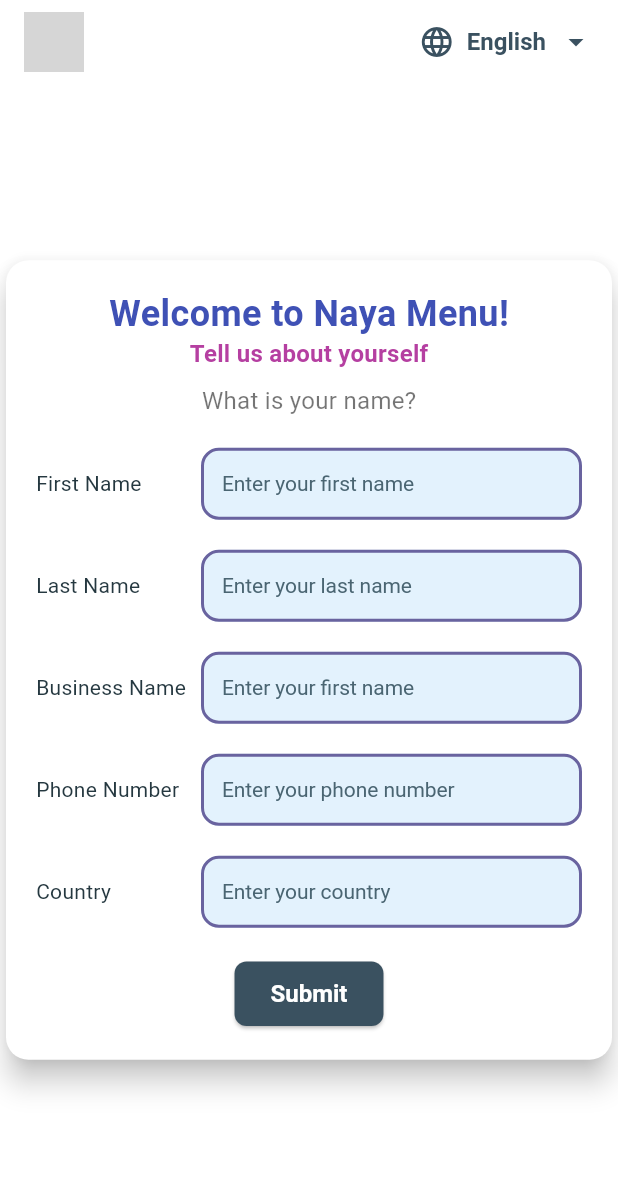
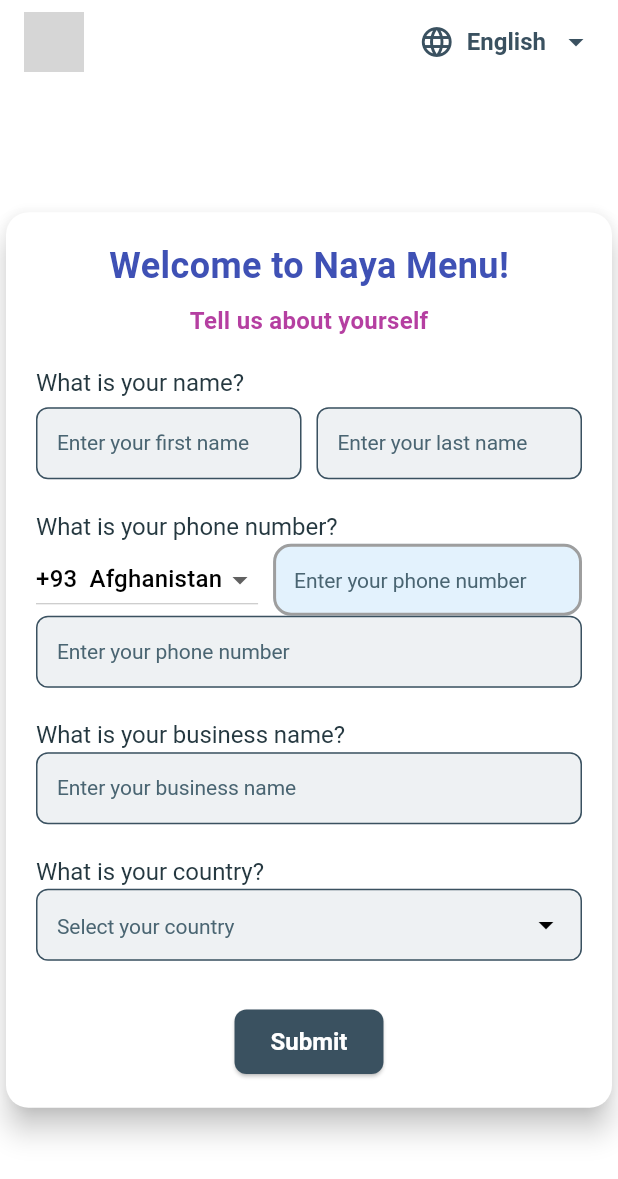
Before and after one commit to alielhasan85/naya_menu, a Flutter app: the screen it shows after launch, on a phone screen of 412 x 824 dp. Shown: the top 1179 px of the screen. Run offline on Flutter 3.47's test engine with Material 3 defaults, Android fonts, the phone set to English and light mode, and no system bars; drawn by our look-alikes of dropdown_search; our stand-ins replace cloud_firestore, firebase_auth, firebase_core, flutter_dotenv, flutter_riverpod, font_awesome_flutter and 1 more; accounts and stored records are empty; generated files the repository leaves out were written again; network calls fail; Roboto replaces fonts that are missing (WorkSans); grey boxes are pictures that could not be loaded.

Commit message:
finalizing ui of user data collectio

```diff
--- a/lib/client/screens/login/cl_signup_user_data.dart
+++ b/lib/client/screens/login/cl_signup_user_data.dart
@@ -1,11 +1,12 @@
 import 'package:flutter/material.dart';
-import 'package:naya_menu/client/widgets/account_menu.dart';
-
 import 'package:naya_menu/client/widgets/input_fields.dart';
+import 'package:naya_menu/client/widgets/phone_number.dart';
 import 'package:naya_menu/models/users.dart';
 import 'package:naya_menu/service/firebase/firestore_user.dart';
 import 'package:naya_menu/client/screens/platform/cl_main_page.dart';
 import 'package:naya_menu/theme/app_theme.dart'; // Import your AppTheme
+import 'package:dropdown_search/dropdown_search.dart';
+import 'package:naya_menu/theme/country_list.dart';
 
 class ClSignUpUserData extends StatefulWidget {
   final String userId;
@@ -94,6 +95,7 @@
         elevation: 0,
       ),
       body: Center(
+        child: SingleChildScrollView(
           child: Card(
             elevation: 8,
             shape: RoundedRectangleBorder(
@@ -103,6 +105,7 @@
               padding: const EdgeInsets.all(20),
               width: 500,
               child: Column(
+                crossAxisAlignment: CrossAxisAlignment.center,
                 mainAxisSize: MainAxisSize.min,
                 children: <Widget>[
                   Text(
@@ -112,28 +115,32 @@
                         .headlineSmall!
                         .copyWith(color: Colors.indigo),
                   ),
+                  const SizedBox(height: 10.0),
                   Text(
                     'Tell us about yourself',
-                  style: Theme.of(context)
-                      .textTheme
-                      .titleLarge!
-                      .copyWith(color: const Color.fromARGB(255, 181, 63, 161)),
-                ),
-                const SizedBox(height: 10.0),
-                const Text(
-                  'What is your name?',
-                  style: TextStyle(
-                    fontSize: 16,
-                    color: Colors.black54,
-                  ),
+                    style: Theme.of(context).textTheme.titleLarge!.copyWith(
+                        color: const Color.fromARGB(255, 181, 63, 161)),
                   ),
                   const SizedBox(height: 20.0),
                   Form(
                     key: _formKey,
                     child: Column(
+                      crossAxisAlignment: CrossAxisAlignment.start,
                       children: <Widget>[
-                      InputField(
-                        label: "First Name",
+                        Text(
+                          "What is your name?",
+                          style: Theme.of(context)
+                              .textTheme
+                              .titleSmall
+                              ?.copyWith(fontSize: 16),
+                        ),
+                        const SizedBox(height: 5.0),
+                        Row(
+                          children: [
+                            Expanded(
+                              child: InputField(
+                                labelAboveField: false,
+                                label: null, // No label inside the field
                                 hintText: "Enter your first name",
                                 controller: _firstNameController,
                                 validator: (value) {
@@ -143,9 +150,12 @@
                                   return null;
                                 },
                               ),
-                      const SizedBox(height: 20.0),
-                      InputField(
-                        label: "Last Name",
+                            ),
+                            const SizedBox(width: 10.0),
+                            Expanded(
+                              child: InputField(
+                                labelAboveField: false,
+                                label: null, // No label inside the field
                                 hintText: "Enter your last name",
                                 controller: _lastNameController,
                                 validator: (value) {
@@ -155,21 +165,29 @@
                                   return null;
                                 },
                               ),
+                            ),
+                          ],
+                        ),
                         const SizedBox(height: 20.0),
-                      InputField(
-                        label: "Business Name",
-                        hintText: "Enter your first name",
-                        controller: _businessController,
+                        Text(
+                          "What is your phone number?",
+                          style: Theme.of(context)
+                              .textTheme
+                              .titleSmall
+                              ?.copyWith(fontSize: 16),
+                        ),
+                        PhoneNumberInput(
+                          controller: _phoneController,
                           validator: (value) {
                             if (value == null || value.isEmpty) {
-                            return 'Please enter your business name';
+                              return 'Please enter your phone number';
                             }
                             return null;
                           },
                         ),
-                      const SizedBox(height: 20.0),
                         InputField(
-                        label: "Phone Number",
+                          labelAboveField: false,
+                          label: null, // No label inside the field
                           hintText: "Enter your phone number",
                           controller: _phoneController,
                           keyboardType: TextInputType.phone,
@@ -181,28 +199,97 @@
                           },
                         ),
                         const SizedBox(height: 20.0),
+                        Text(
+                          "What is your business name?",
+                          style: Theme.of(context)
+                              .textTheme
+                              .titleSmall
+                              ?.copyWith(fontSize: 16),
+                        ),
                         InputField(
-                        label: "Country",
-                        hintText: "Enter your country",
-                        controller: _countryController,
+                          labelAboveField: false,
+                          label: null, // No label inside the field
+                          hintText: "Enter your business name",
+                          controller: _businessController,
                           validator: (value) {
                             if (value == null || value.isEmpty) {
-                            return 'Please enter your country';
+                              return 'Please enter your business name';
                             }
                             return null;
                           },
                         ),
                         const SizedBox(height: 20.0),
-                      ElevatedButton(
+                        Text(
+                          "What is your country?",
+                          style: Theme.of(context)
+                              .textTheme
+                              .titleSmall
+                              ?.copyWith(fontSize: 16),
+                        ),
+                        DropdownSearch<String>(
+                          items: countries, // Use the list of countries here
+                          selectedItem: _countryController.text.isNotEmpty
+                              ? _countryController.text
+                              : null,
+                          dropdownDecoratorProps: DropDownDecoratorProps(
+                            dropdownSearchDecoration: InputDecoration(
+                              filled: AppTheme.inputDecorationTheme.filled,
+                              fillColor:
+                                  AppTheme.inputDecorationTheme.fillColor,
+                              border: AppTheme.inputDecorationTheme.border,
+                              enabledBorder:
+                                  AppTheme.inputDecorationTheme.enabledBorder,
+                              focusedBorder:
+                                  AppTheme.inputDecorationTheme.focusedBorder,
+                              contentPadding: const EdgeInsets.all(10.0),
+                              hintText: "Select your country",
+                              hintStyle:
+                                  AppTheme.inputDecorationTheme.hintStyle,
+                            ),
+                          ),
+                          onChanged: (String? newValue) {
+                            _countryController.text = newValue ?? '';
+                          },
+                          validator: (value) {
+                            if (value == null || value.isEmpty) {
+                              return 'Please select your country';
+                            }
+                            return null;
+                          },
+                          popupProps: PopupProps.menu(
+                            showSearchBox: true,
+                            searchFieldProps: TextFieldProps(
+                              decoration: InputDecoration(
+                                filled: AppTheme.inputDecorationTheme.filled,
+                                fillColor:
+                                    AppTheme.inputDecorationTheme.fillColor,
+                                border: AppTheme.inputDecorationTheme.border,
+                                enabledBorder:
+                                    AppTheme.inputDecorationTheme.enabledBorder,
+                                focusedBorder:
+                                    AppTheme.inputDecorationTheme.focusedBorder,
+                                contentPadding: const EdgeInsets.all(10.0),
+                                hintText: "Search your country",
+                                hintStyle:
+                                    AppTheme.inputDecorationTheme.hintStyle,
+                              ),
+                            ),
+                          ),
+                        ),
+                        const SizedBox(height: 30.0),
+                        Center(
+                          child: ElevatedButton(
                             onPressed: _isLoading ? null : _submitInfo,
                             child: _isLoading
                                 ? CircularProgressIndicator()
                                 : const Text('Submit'),
                           ),
+                        ),
                       ],
                     ),
                   ),
                 ],
+              ),
             ),
           ),
         ),
@@ -218,11 +305,7 @@
   @override
   Widget build(BuildContext context) {
     return PopupMenuButton<String>(
-      // icon: Icon(Icons.arrow_drop_down, color: AppTheme.grey),
-
       surfaceTintColor: AppTheme.chipBackground,
-      //clipBehavior: Clip.none,
-      //shadowColor: AppTheme.chipBackground,
       onSelected: (String newValue) {
         // Handle language change
       },
--- a/lib/client/widgets/account_menu.dart
+++ b/lib/client/widgets/account_menu.dart
@@ -1,4 +1,5 @@
 import 'package:flutter/material.dart';
+// drop down menu from github nice ux to work on the ui
 
 class SimpleAccountMenu extends StatefulWidget {
   final List<Icon> icons;
@@ -62,7 +63,7 @@
     findButton();
     _animationController.forward();
     _overlayEntry = _overlayEntryBuilder();
-    Overlay.of(context)?.insert(_overlayEntry!);
+    Overlay.of(context).insert(_overlayEntry!);
     isMenuOpen = !isMenuOpen;
   }
 
--- a/lib/client/widgets/input_fields.dart
+++ b/lib/client/widgets/input_fields.dart
@@ -1,8 +1,9 @@
 import 'package:flutter/material.dart';
 import 'package:hexcolor/hexcolor.dart';
+import 'package:naya_menu/theme/app_theme.dart'; // Import your AppTheme
 
 class InputField extends StatelessWidget {
-  final String label;
+  final String? label; // Made label optional
   final String hintText;
   final TextEditingController controller;
   final String? Function(String?)? validator;
@@ -10,10 +11,10 @@
   final bool obscureText;
   final TextInputType keyboardType;
   final TextCapitalization textCapitalization;
-  final bool labelAboveField; // New property to control label position
+  final bool labelAboveField; // Property to control label position
 
   InputField({
-    required this.label,
+    this.label, // Label is now optional
     required this.hintText,
     required this.controller,
     this.validator,
@@ -27,34 +28,40 @@
 
   @override
   Widget build(BuildContext context) {
-    final border = OutlineInputBorder(
-      borderRadius: BorderRadius.circular(12),
-      borderSide: BorderSide(color: HexColor('#69639f'), width: 2),
+    // Use the theme's input decoration theme
+    final inputDecoration = InputDecoration(
+      border: AppTheme.inputDecorationTheme.border,
+      focusedBorder: AppTheme.inputDecorationTheme.focusedBorder,
+      enabledBorder: AppTheme.inputDecorationTheme.enabledBorder,
+      contentPadding: AppTheme.inputDecorationTheme.contentPadding ??
+          const EdgeInsets.all(10.0),
+      hintText: hintText,
+      hintStyle: AppTheme.inputDecorationTheme.hintStyle ??
+          const TextStyle(fontSize: 14.0),
+      filled: AppTheme.inputDecorationTheme.filled ?? true,
+      fillColor: AppTheme.inputDecorationTheme.fillColor ?? Colors.blue.shade50,
     );
 
     return labelAboveField
         ? Column(
             crossAxisAlignment: CrossAxisAlignment.start,
             children: <Widget>[
+              if (label != null && label!.isNotEmpty)
                 Text(
-                label,
+                  label!,
                   textAlign: TextAlign.left,
+                  style: Theme.of(context)
+                      .textTheme
+                      .bodyMedium, // Use theme text style
                 ),
+              if (label != null && label!.isNotEmpty)
                 const SizedBox(height: 8.0),
               TextFormField(
                 controller: controller,
                 keyboardType: keyboardType,
                 textCapitalization: textCapitalization,
                 style: const TextStyle(fontSize: 15.0),
-                decoration: InputDecoration(
-                  border: border,
-                  focusedBorder: border,
-                  enabledBorder: border,
-                  contentPadding: const EdgeInsets.all(10.0),
-                  hintText: hintText,
-                  filled: true,
-                  fillColor: Colors.blue.shade50,
-                ),
+                decoration: inputDecoration,
                 validator: validator,
                 onChanged: onChanged,
                 obscureText: obscureText,
@@ -63,13 +70,18 @@
           )
         : Row(
             children: <Widget>[
+              if (label != null && label!.isNotEmpty)
                 SizedBox(
                   width: 100.0,
                   child: Text(
-                  label,
+                    label!,
                     textAlign: TextAlign.left,
+                    style: Theme.of(context)
+                        .textTheme
+                        .bodyMedium, // Use theme text style
                   ),
                 ),
+              if (label != null && label!.isNotEmpty)
                 const SizedBox(
                   width: 10.0,
                 ),
@@ -79,15 +91,7 @@
                   keyboardType: keyboardType,
                   textCapitalization: textCapitalization,
                   style: const TextStyle(fontSize: 15.0),
-                  decoration: InputDecoration(
-                    border: border,
-                    focusedBorder: border,
-                    enabledBorder: border,
-                    contentPadding: const EdgeInsets.all(10.0),
-                    hintText: hintText,
-                    filled: true,
-                    fillColor: Colors.blue.shade50,
-                  ),
+                  decoration: inputDecoration,
                   validator: validator,
                   onChanged: onChanged,
                   obscureText: obscureText,
--- /dev/null
+++ b/lib/client/widgets/phone_number.dart
@@ -0,0 +1,78 @@
+import 'package:flutter/material.dart';
+import 'package:naya_menu/models/country.dart';
+
+class PhoneNumberInput extends StatefulWidget {
+  final TextEditingController controller;
+  final String? Function(String?)? validator;
+
+  const PhoneNumberInput({required this.controller, this.validator, Key? key})
+      : super(key: key);
+
+  @override
+  _PhoneNumberInputState createState() => _PhoneNumberInputState();
+}
+
+class _PhoneNumberInputState extends State<PhoneNumberInput> {
+  Country? selectedCountry;
+
+  @override
+  void initState() {
+    super.initState();
+    selectedCountry = countries.first; // Default to the first country
+  }
+
+  @override
+  Widget build(BuildContext context) {
+    final border = OutlineInputBorder(
+      borderRadius: BorderRadius.circular(12),
+      borderSide: BorderSide(color: Colors.grey, width: 2),
+    );
+
+    return Row(
+      children: [
+        DropdownButton<Country>(
+          value: selectedCountry,
+          onChanged: (Country? newValue) {
+            setState(() {
+              selectedCountry = newValue!;
+            });
+          },
+          items: countries.map<DropdownMenuItem<Country>>((Country country) {
+            return DropdownMenuItem<Country>(
+              value: country,
+              child: Row(
+                children: [
+                  Text(country.dialCode),
+                  const SizedBox(width: 8),
+                  Text(country.name),
+                ],
+              ),
+            );
+          }).toList(),
+        ),
+        const SizedBox(width: 10),
+        Expanded(
+          child: TextFormField(
+            controller: widget.controller,
+            keyboardType: TextInputType.phone,
+            decoration: InputDecoration(
+              border: border,
+              focusedBorder: border,
+              enabledBorder: border,
+              contentPadding: const EdgeInsets.all(10.0),
+              hintText: 'Enter your phone number',
+              filled: true,
+              fillColor: Colors.blue.shade50,
+            ),
+            validator: widget.validator,
+            onChanged: (value) {
+              if (selectedCountry != null) {
+                widget.controller.text = '${selectedCountry!.dialCode} $value';
+              }
+            },
+          ),
+        ),
+      ],
+    );
+  }
+}
--- /dev/null
+++ b/lib/models/country.dart
@@ -0,0 +1,15 @@
+class Country {
+  final String name;
+  final String dialCode;
+
+  Country({required this.name, required this.dialCode});
+}
+
+final List<Country> countries = [
+  Country(name: "Afghanistan", dialCode: "+93"),
+  Country(name: "Albania", dialCode: "+355"),
+  Country(name: "Algeria", dialCode: "+213"),
+  Country(name: "Andorra", dialCode: "+376"),
+  Country(name: "Angola", dialCode: "+244"),
+  // Add all other countries here...
+];
--- /dev/null
+++ b/lib/theme/country_list.dart
@@ -0,0 +1,199 @@
+// country_list.dart
+
+const List<String> countries = [
+  "Afghanistan",
+  "Albania",
+  "Algeria",
+  "Andorra",
+  "Angola",
+  "Antigua and Barbuda",
+  "Argentina",
+  "Armenia",
+  "Australia",
+  "Austria",
+  "Azerbaijan",
+  "Bahamas",
+  "Bahrain",
+  "Bangladesh",
+  "Barbados",
+  "Belarus",
+  "Belgium",
+  "Belize",
+  "Benin",
+  "Bhutan",
+  "Bolivia",
+  "Bosnia and Herzegovina",
+  "Botswana",
+  "Brazil",
+  "Brunei",
+  "Bulgaria",
+  "Burkina Faso",
+  "Burundi",
+  "Cabo Verde",
+  "Cambodia",
+  "Cameroon",
+  "Canada",
+  "Central African Republic",
+  "Chad",
+  "Chile",
+  "China",
+  "Colombia",
+  "Comoros",
+  "Congo",
+  "Costa Rica",
+  "Croatia",
+  "Cuba",
+  "Cyprus",
+  "Czech Republic",
+  "Democratic Republic of the Congo",
+  "Denmark",
+  "Djibouti",
+  "Dominica",
+  "Dominican Republic",
+  "Ecuador",
+  "Egypt",
+  "El Salvador",
+  "Equatorial Guinea",
+  "Eritrea",
+  "Estonia",
+  "Eswatini",
+  "Ethiopia",
+  "Fiji",
+  "Finland",
+  "France",
+  "Gabon",
+  "Gambia",
+  "Georgia",
+  "Germany",
+  "Ghana",
+  "Greece",
+  "Grenada",
+  "Guatemala",
+  "Guinea",
+  "Guinea-Bissau",
+  "Guyana",
+  "Haiti",
+  "Honduras",
+  "Hungary",
+  "Iceland",
+  "India",
+  "Indonesia",
+  "Iran",
+  "Iraq",
+  "Ireland",
+  "Israel",
+  "Italy",
+  "Ivory Coast",
+  "Jamaica",
+  "Japan",
+  "Jordan",
+  "Kazakhstan",
+  "Kenya",
+  "Kiribati",
+  "Kuwait",
+  "Kyrgyzstan",
+  "Laos",
+  "Latvia",
+  "Lebanon",
+  "Lesotho",
+  "Liberia",
+  "Libya",
+  "Liechtenstein",
+  "Lithuania",
+  "Luxembourg",
+  "Madagascar",
+  "Malawi",
+  "Malaysia",
+  "Maldives",
+  "Mali",
+  "Malta",
+  "Marshall Islands",
+  "Mauritania",
+  "Mauritius",
+  "Mexico",
+  "Micronesia",
+  "Moldova",
+  "Monaco",
+  "Mongolia",
+  "Montenegro",
+  "Morocco",
+  "Mozambique",
+  "Myanmar",
+  "Namibia",
+  "Nauru",
+  "Nepal",
+  "Netherlands",
+  "New Zealand",
+  "Nicaragua",
+  "Niger",
+  "Nigeria",
+  "North Korea",
+  "North Macedonia",
+  "Norway",
+  "Oman",
+  "Pakistan",
+  "Palau",
+  "Panama",
+  "Papua New Guinea",
+  "Paraguay",
+  "Peru",
+  "Philippines",
+  "Poland",
+  "Portugal",
+  "Qatar",
+  "Romania",
+  "Russia",
+  "Rwanda",
+  "Saint Kitts and Nevis",
+  "Saint Lucia",
+  "Saint Vincent and the Grenadines",
+  "Samoa",
+  "San Marino",
+  "Sao Tome and Principe",
+  "Saudi Arabia",
+  "Senegal",
+  "Serbia",
+  "Seychelles",
+  "Sierra Leone",
+  "Singapore",
+  "Slovakia",
+  "Slovenia",
+  "Solomon Islands",
+  "Somalia",
+  "South Africa",
+  "South Korea",
+  "South Sudan",
+  "Spain",
+  "Sri Lanka",
+  "Sudan",
+  "Suriname",
+  "Sweden",
+  "Switzerland",
+  "Syria",
+  "Taiwan",
+  "Tajikistan",
+  "Tanzania",
+  "Thailand",
+  "Timor-Leste",
+  "Togo",
+  "Tonga",
+  "Trinidad and Tobago",
+  "Tunisia",
+  "Turkey",
+  "Turkmenistan",
+  "Tuvalu",
+  "Uganda",
+  "Ukraine",
+  "United Arab Emirates",
+  "United Kingdom",
+  "United States",
+  "Uruguay",
+  "Uzbekistan",
+  "Vanuatu",
+  "Vatican City",
+  "Venezuela",
+  "Vietnam",
+  "Yemen",
+  "Zambia",
+  "Zimbabwe",
+];
--- a/pubspec.yaml
+++ b/pubspec.yaml
@@ -41,6 +41,7 @@
   flutter_riverpod: ^2.5.1
   flutter_dotenv: ^5.1.0
   cloud_firestore: ^5.2.1
+  dropdown_search: ^5.0.6
 
 dev_dependencies:
   flutter_test:
```
Lines whose indentation alone changed are shown as unchanged.
